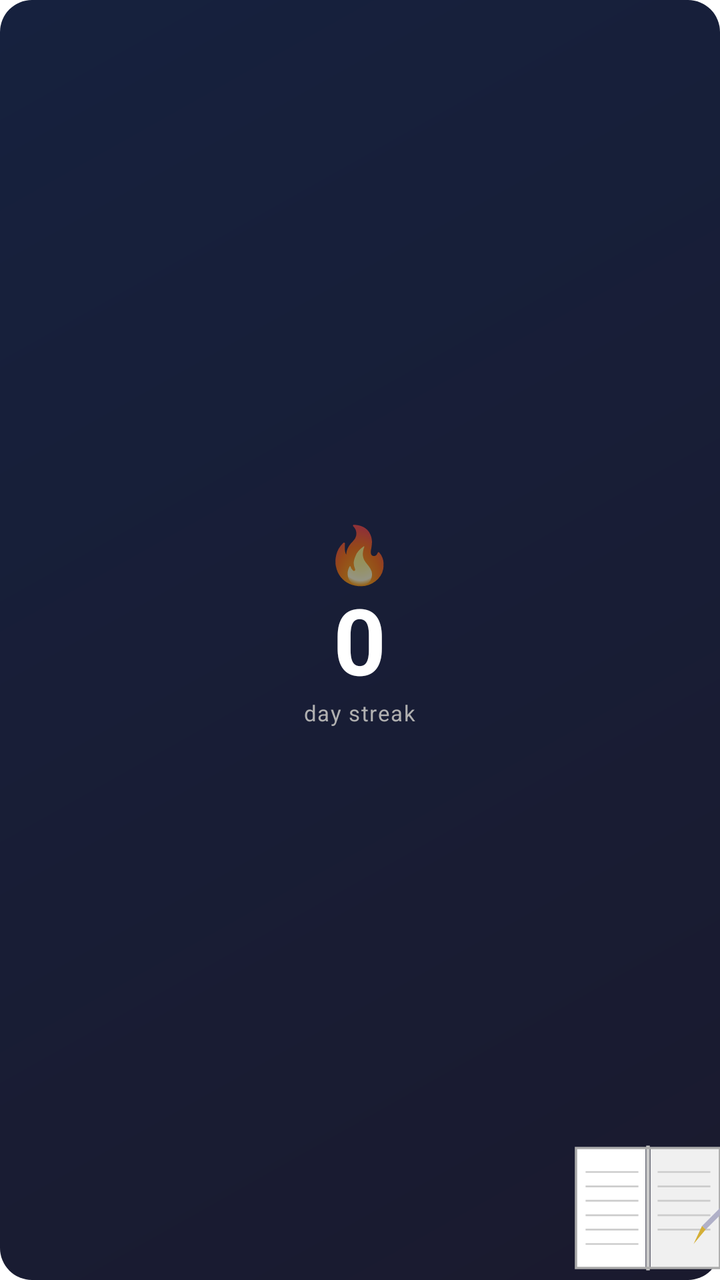
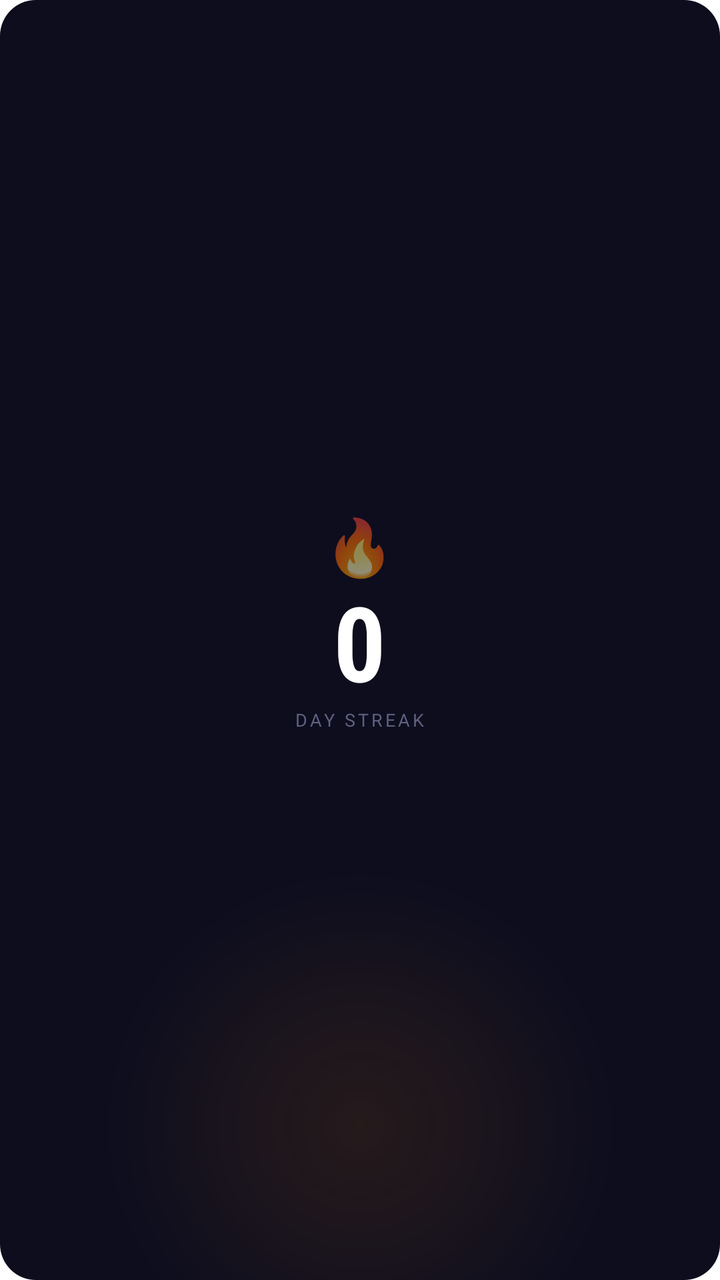

The first picture is an Android layout as it rendered before a commit; the second is the same layout after the commit. The layout source and the unified diff follow.
<!-- AndroidManifest.xml: fallback theme Theme.MaterialComponents.DayNight.NoActionBar -->
<!-- res/layout/widget_notes_streak_2x2.xml -->
<?xml version="1.0" encoding="utf-8"?>
<LinearLayout xmlns:android="http://schemas.android.com/apk/res/android"
    android:id="@+id/widget_root"
    android:layout_width="match_parent"
    android:layout_height="match_parent"
    android:orientation="vertical"
    android:gravity="center"
    android:padding="12dp"
    android:background="@drawable/widget_background">

    
    <TextView
        android:layout_width="wrap_content"
        android:layout_height="wrap_content"
        android:text="🔥"
        android:textSize="28sp"
        android:gravity="center" />

    
    <TextView
        android:id="@+id/tv_streak_count"
        android:layout_width="wrap_content"
        android:layout_height="wrap_content"
        android:text="0"
        android:textSize="46sp"
        android:textStyle="bold"
        android:textColor="#FFFFFF"
        android:gravity="center"
        android:includeFontPadding="false" />

    <TextView
        android:layout_width="wrap_content"
        android:layout_height="wrap_content"
        android:text="@string/label_day_streak"
        android:textSize="11sp"
        android:textColor="#B0B0B0"
        android:gravity="center"
        android:letterSpacing="0.05" />

    
    <TextView
        android:id="@+id/tv_status"
        android:layout_width="wrap_content"
        android:layout_height="wrap_content"
        android:layout_marginTop="6dp"
        android:text=""
        android:textSize="9sp"
        android:textColor="#9E9E9E"
        android:gravity="center"
        android:maxLines="1"
        android:ellipsize="end" />

</LinearLayout>
<!-- resources referenced by this layout -->
<resources>
  <!-- drawable widget_background (drawable) -->
  <?xml version="1.0" encoding="utf-8"?>
  <layer-list xmlns:android="http://schemas.android.com/apk/res/android">
  
      
      <item>
          <shape android:shape="rectangle">
              <gradient
                  android:type="linear"
                  android:angle="135"
                  android:startColor="#1A1A2E"
                  android:endColor="#16213E" />
              <corners android:radius="16dp" />
          </shape>
      </item>
  
      
      <item
          android:drawable="@drawable/ic_writing_motif"
          android:gravity="bottom|end"
          android:right="-12dp"
          android:bottom="-12dp"
          android:width="96dp"
          android:height="96dp"
          android:alpha="0.12" />
  
  </layer-list>
  <string name="label_day_streak">day streak</string>
  <!-- drawable ic_writing_motif: vector/xml drawable (drawable, 3204 chars, omitted) -->
</resources>

<!-- the commit's change to res/layout/widget_notes_streak_2x2.xml (unified diff, before → after) -->
@@ -8,22 +8,23 @@
     android:padding="12dp"
     android:background="@drawable/widget_background">
 
-    
     <TextView
         android:layout_width="wrap_content"
         android:layout_height="wrap_content"
         android:text="🔥"
         android:textSize="28sp"
-        android:gravity="center" />
+        android:gravity="center"
+        android:includeFontPadding="false" />
 
-    
     <TextView
         android:id="@+id/tv_streak_count"
         android:layout_width="wrap_content"
         android:layout_height="wrap_content"
+        android:layout_marginTop="2dp"
         android:text="0"
-        android:textSize="46sp"
+        android:textSize="52sp"
         android:textStyle="bold"
+        android:fontFamily="sans-serif-condensed"
         android:textColor="#FFFFFF"
         android:gravity="center"
         android:includeFontPadding="false" />
@@ -31,23 +32,21 @@
     <TextView
         android:layout_width="wrap_content"
         android:layout_height="wrap_content"
-        android:text="@string/label_day_streak"
-        android:textSize="11sp"
-        android:textColor="#B0B0B0"
-        android:gravity="center"
-        android:letterSpacing="0.05" />
+        android:text="DAY STREAK"
+        android:textSize="9sp"
+        android:textColor="#606080"
+        android:letterSpacing="0.15"
+        android:gravity="center" />
 
-    
     <TextView
         android:id="@+id/tv_status"
         android:layout_width="wrap_content"
         android:layout_height="wrap_content"
-        android:layout_marginTop="6dp"
+        android:layout_marginTop="4dp"
         android:text=""
         android:textSize="9sp"
         android:textColor="#9E9E9E"
         android:gravity="center"
-        android:maxLines="1"
-        android:ellipsize="end" />
+        android:maxLines="1" />
 
 </LinearLayout>
<!-- resource entries referenced after the edit -->
@@ -4,30 +4,26 @@
   <?xml version="1.0" encoding="utf-8"?>
   <layer-list xmlns:android="http://schemas.android.com/apk/res/android">
   
-      
+      <item>
+          <shape android:shape="rectangle">
+              <solid android:color="#0D0D1E" />
+              <corners android:radius="18dp" />
+          </shape>
+      </item>
+  
       <item>
           <shape android:shape="rectangle">
               <gradient
-                  android:type="linear"
-                  android:angle="135"
-                  android:startColor="#1A1A2E"
-                  android:endColor="#16213E" />
-              <corners android:radius="16dp" />
+                  android:type="radial"
+                  android:gradientRadius="130dp"
+                  android:centerX="0.5"
+                  android:centerY="0.88"
+                  android:startColor="#1AFF8C00"
+                  android:endColor="#00FF8C00" />
+              <corners android:radius="18dp" />
           </shape>
       </item>
   
-      
-      <item
-          android:drawable="@drawable/ic_writing_motif"
-          android:gravity="bottom|end"
-          android:right="-12dp"
-          android:bottom="-12dp"
-          android:width="96dp"
-          android:height="96dp"
-          android:alpha="0.12" />
-  
   </layer-list>
-  <string name="label_day_streak">day streak</string>
-  <!-- drawable ic_writing_motif: vector/xml drawable (drawable, 3204 chars, omitted) -->
 </resources>
 
